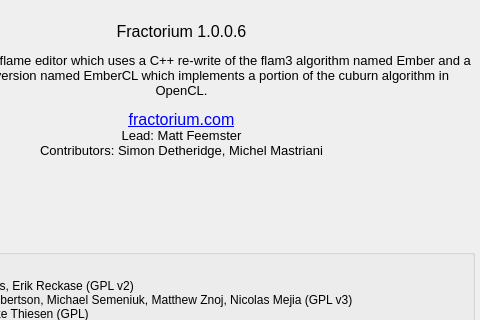
This is Source/Fractorium/AboutDialog.ui in typpos/fractorium as Qt 5 draws it before an edit; both pictures show x 116 to 596 and y 0 to 320 of the 596 by 839 pixel window. The edited form follows.
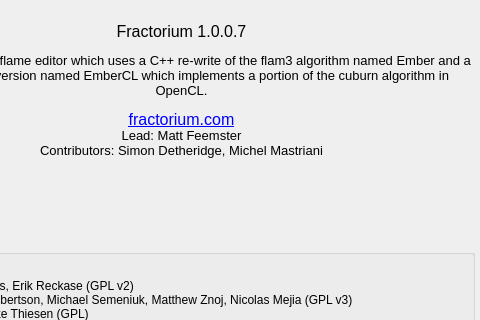
This is the edited form.

The edit to the form file:
```diff
--- a/Source/Fractorium/AboutDialog.ui
+++ b/Source/Fractorium/AboutDialog.ui
@@ -58,7 +58,7 @@
     <enum>QFrame::NoFrame</enum>
    </property>
    <property name="text">
-    <string>&lt;html&gt;&lt;head/&gt;&lt;body&gt;&lt;p align=&quot;center&quot;&gt;Fractorium 1.0.0.6&lt;/p&gt;&lt;p align=&quot;center&quot;&gt;&lt;span style=&quot; font-size:10pt;&quot;&gt;A Qt-based fractal flame editor which uses a C++ re-write of the flam3 algorithm named Ember and a GPU capable version named EmberCL which implements a portion of the cuburn algorithm in OpenCL.&lt;/span&gt;&lt;/p&gt;&lt;p align=&quot;center&quot;&gt;&lt;a href=&quot;http://fractorium.com&quot;&gt;&lt;span style=&quot; text-decoration: underline; color:#0000ff;&quot;&gt;fractorium.com&lt;/span&gt;&lt;/a&gt;&lt;span style=&quot; font-size:10pt;&quot;&gt;&lt;br/&gt;Lead: Matt Feemster&lt;br/&gt;Contributors: Simon Detheridge, Michel Mastriani&lt;/span&gt;&lt;/p&gt;&lt;/body&gt;&lt;/html&gt;</string>
+    <string>&lt;html&gt;&lt;head/&gt;&lt;body&gt;&lt;p align=&quot;center&quot;&gt;Fractorium 1.0.0.7&lt;/p&gt;&lt;p align=&quot;center&quot;&gt;&lt;span style=&quot; font-size:10pt;&quot;&gt;A Qt-based fractal flame editor which uses a C++ re-write of the flam3 algorithm named Ember and a GPU capable version named EmberCL which implements a portion of the cuburn algorithm in OpenCL.&lt;/span&gt;&lt;/p&gt;&lt;p align=&quot;center&quot;&gt;&lt;a href=&quot;http://fractorium.com&quot;&gt;&lt;span style=&quot; text-decoration: underline; color:#0000ff;&quot;&gt;fractorium.com&lt;/span&gt;&lt;/a&gt;&lt;span style=&quot; font-size:10pt;&quot;&gt;&lt;br/&gt;Lead: Matt Feemster&lt;br/&gt;Contributors: Simon Detheridge, Michel Mastriani&lt;/span&gt;&lt;/p&gt;&lt;/body&gt;&lt;/html&gt;</string>
    </property>
    <property name="textFormat">
     <enum>Qt::RichText</enum>
```
